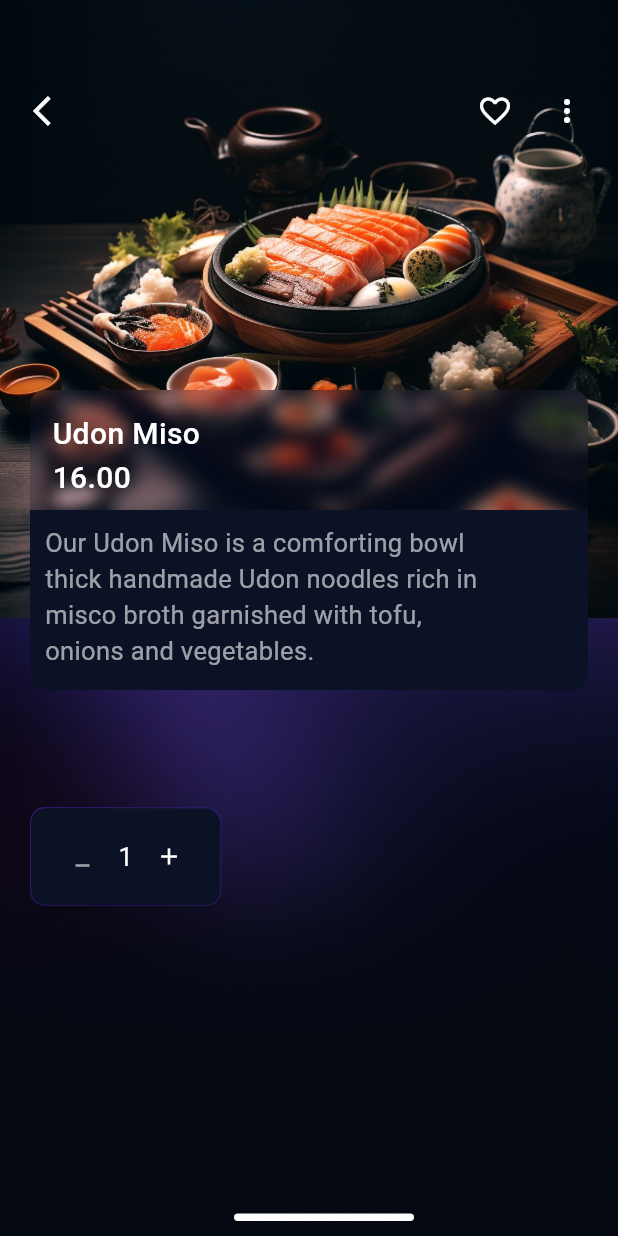
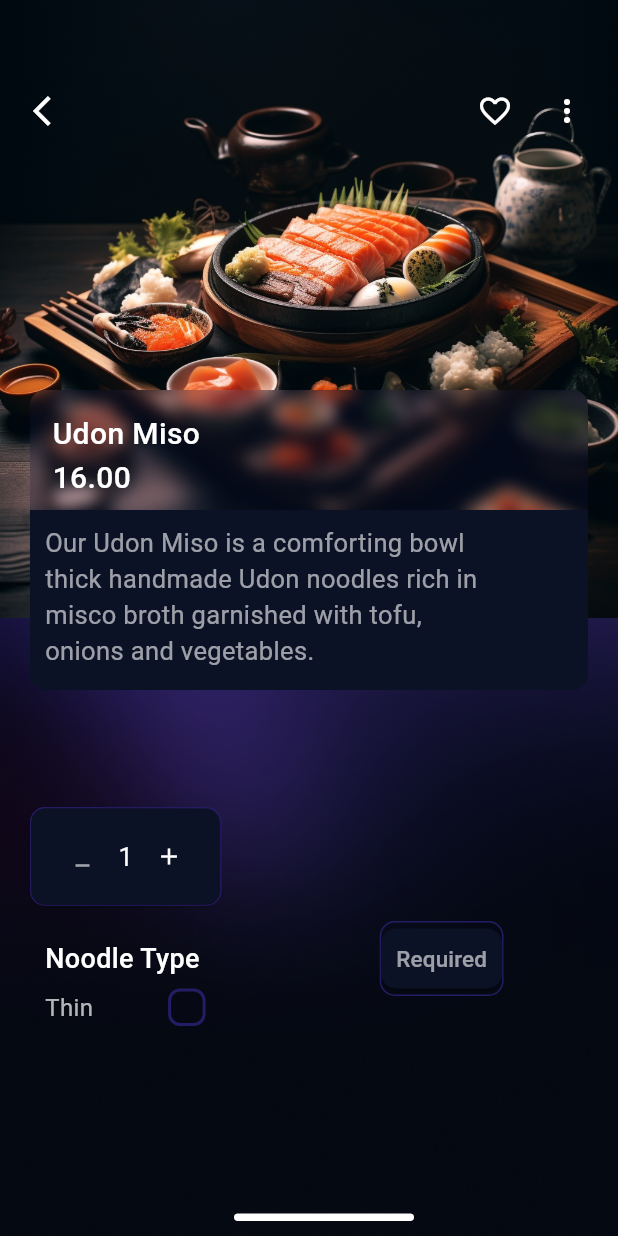
Before and after one commit to adeenazara2002/Flutter-final-hackathon, a Flutter app: the MenuScreen screen opened directly, on a phone screen of 412 x 824 dp. Run offline on Flutter 3.47's test engine with Material 3 defaults, Android fonts, the phone set to English and light mode, and no system bars.

Commit message:
Menu Screen

```diff
--- /dev/null
+++ b/lib/Screens/Menu/checkBox.dart
@@ -0,0 +1,54 @@
+import 'package:flutter/material.dart';
+
+class CheckBox extends StatefulWidget {
+  @override
+  _CheckBoxState createState() => _CheckBoxState();
+}
+
+class _CheckBoxState extends State<CheckBox> {
+  bool _isChecked = false;
+
+  @override
+  Widget build(BuildContext context) {
+    return Positioned(
+      bottom: 140,
+      left: 30,
+      right: 20,
+      child: Row(
+        mainAxisAlignment: MainAxisAlignment.start,
+        children: [
+          GestureDetector(
+            onTap: () {
+              setState(() {
+                _isChecked = !_isChecked;
+              });
+            },
+            child: Container(
+              width: 25,
+              height: 25,
+              decoration: BoxDecoration(
+                color: _isChecked
+                    ? Color.fromRGBO(36, 28, 100, 1.0)
+                    : Colors.transparent,
+                borderRadius: BorderRadius.circular(8),
+                border: Border.all(
+                  color: _isChecked
+                      ? Color.fromRGBO(36, 28, 100, 1.0)
+                      : Color.fromRGBO(36, 28, 100, 1.0),
+                  width: 2,
+                ),
+              ),
+              child: _isChecked
+                  ? Icon(
+                      Icons.check,
+                      color: Colors.white,
+                      size: 20,
+                    )
+                  : null,
+            ),
+          ),
+        ],
+      ),
+    );
+  }
+}
--- a/lib/Screens/Menu/menuScreen.dart
+++ b/lib/Screens/Menu/menuScreen.dart
@@ -1,3 +1,4 @@
+import 'package:finalhackathonapplication/Screens/Menu/checkBox.dart';
 import 'package:finalhackathonapplication/Screens/Restaurant/productItem.dart';
 import 'package:flutter/material.dart';
 import 'dart:ui';
@@ -248,6 +249,85 @@ class _MenuScreenState extends State<MenuScreen> {
               ),
             ),
 
+           Positioned(
+              bottom: 160,
+              left: 30,
+              right: 20,
+              child: Row(
+                mainAxisAlignment: MainAxisAlignment.start,
+                children: [
+                  Text(
+                    'Noodle Type',
+                    style: TextStyle(
+                      fontSize: 18,
+                      fontWeight: FontWeight.w500,
+                      color: Color.fromRGBO(255, 255, 255, 1),
+                    ),
+                  ),
+                    SizedBox(width: 120,),
+                  Container(
+                  decoration: BoxDecoration(
+                    border: Border.all(
+                      color: Color.fromRGBO(36, 28, 100, 1.0),
+
+                      width: 1,
+                    ),
+                    borderRadius: BorderRadius.circular(10),
+                  ),
+                  child: ElevatedButton(
+                    onPressed: () {},
+                    style: ElevatedButton.styleFrom(
+                      padding:
+                          EdgeInsets.symmetric(horizontal: 10, vertical: 0),
+                      backgroundColor: Color.fromRGBO(11, 18, 37, 1),
+                      shape: RoundedRectangleBorder(
+                        borderRadius: BorderRadius.circular(10),
+                      ),
+                    ),
+                    child: Row(
+                      children: [
+                        Text(
+                    'Required',
+                    style: TextStyle(
+                      fontSize: 15,
+                      fontWeight: FontWeight.w500,
+                      color: Color.fromRGBO(255, 255, 255, 0.6),
+                    ),
+                  ),
+                      ],
+                    ),
+                  ),
+                ),
+                ],
+              ),
+            ),
+
+            Positioned(
+              bottom: 140,
+              left: 30,
+              right: 20,
+              child: Row(
+                mainAxisAlignment: MainAxisAlignment.start,
+                children: [
+                  Row(
+                    children: [
+                      Text(
+                        'Thin',
+                        style: TextStyle(
+                          fontSize: 16,
+                          fontWeight: FontWeight.w400,
+                          color: Color.fromRGBO(255, 255, 255, 0.7),
+                        ),
+                      ),
+                      SizedBox(width: 50,),
+                      CheckBox()
+                    ],
+                  ),
+
+                ],
+              ),
+            ),
+
             Align(
               alignment: Alignment.bottomCenter,
               child: Container(
--- a/lib/main.dart
+++ b/lib/main.dart
@@ -1,4 +1,5 @@
 import 'package:finalhackathonapplication/Screens/Home/homeScreen.dart';
+import 'package:finalhackathonapplication/Screens/Menu/menuScreen.dart';
 import 'package:finalhackathonapplication/Screens/Restaurant/restaurant.dart';
 import 'package:finalhackathonapplication/Screens/splash.dart';
 import 'package:flutter/material.dart';
@@ -14,7 +15,7 @@ class MyApp extends StatelessWidget {
   Widget build(BuildContext context) {
     return MaterialApp(
       debugShowCheckedModeBanner: false,
-      home: HomeScreen(),
+      home: MenuScreen(),
     );
   }
 }
```
